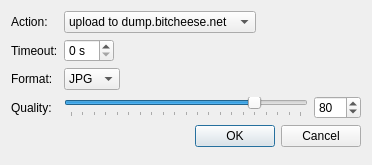
First picture: the form in src/plugins/auscrie/shooterdialog.ui, repository 0xd34df00d/leechcraft, before the edit.
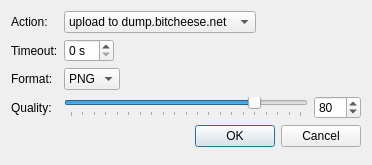
Second picture: the form after the edit.

Commit message: Auscrie: suggest PNG by default.

What changed in the file:
```diff
--- a/src/plugins/auscrie/shooterdialog.ui
+++ b/src/plugins/auscrie/shooterdialog.ui
@@ -73,7 +73,7 @@
     <widget class="QComboBox" name="Format_">
      <item>
       <property name="text">
-       <string>JPG</string>
+       <string>PNG</string>
       </property>
      </item>
      <item>
```
Left out of the diff: 2 changed lines with no effect on the pictures.
